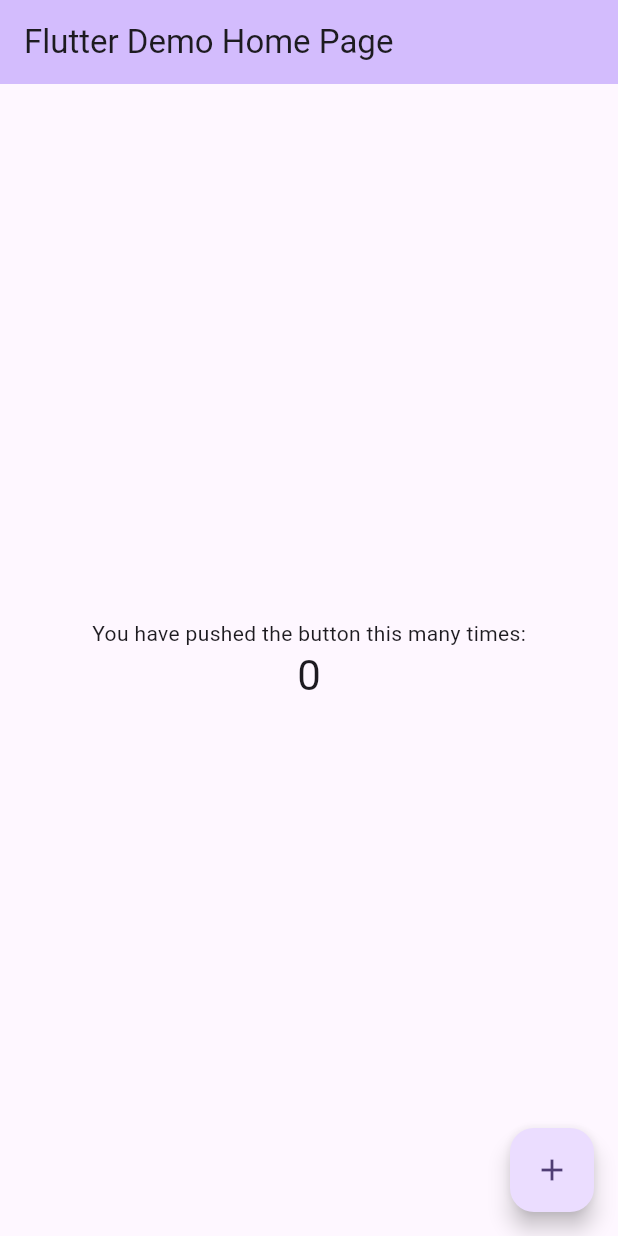
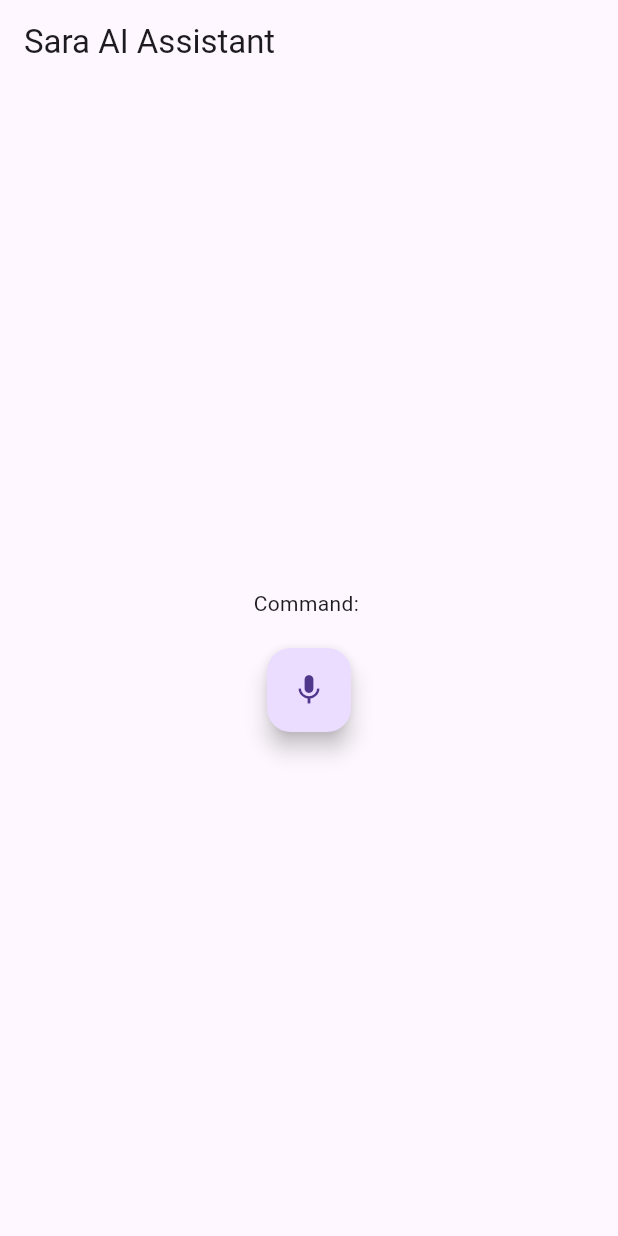
Before and after one commit to could-ai/019a2221-9f69-702d-90b9-93f204859c22, a Flutter app: the screen it shows after launch, on a phone screen of 412 x 824 dp. Run offline on Flutter 3.47's test engine with Material 3 defaults, Android fonts, the phone set to English and light mode, and no system bars; our stand-ins replace speech_to_text; missing offline and left inert: flashlight.

Commit message:
Adding speech_to_text and flashlight dependencies to pubspec.yaml to enable voice command recognition and flashlight control features in the Sara AI Assistant app. The speech_to_text package version 6.6.1 provides reliable speech recognition capabilities, while the flashlight package version 2.0.0 allows programmatic control of the device flashlight for voice-activated lighting commands. These additions are necessary for the core functionality of voice-controlled flashlight operations in the app.; Completely replacing the default Flutter demo app with the Sara AI Assistant implementation. This new main.dart creates a voice-controlled AI assistant that can recognize speech commands and control the device flashlight. The app initializes speech recognition, provides a microphone button to start/stop listening, displays recognized commands in real-time, and executes flashlight on/off commands when specific phrases are detected. The UI is centered around a simple interface with command display and voice control button, establishing the foundation for an expandable voice assistant with additional commands that can be added in the future.

```diff
--- a/usr/lib/main.dart
+++ b/usr/lib/main.dart
@@ -1,120 +1,77 @@
 import 'package:flutter/material.dart';
+import 'package:speech_to_text/speech_to_text.dart' as stt;
+import 'package:flashlight/flashlight.dart';
 
 void main() {
-  runApp(const MyApp());
+  runApp(SaraAIApp());
 }
 
-class MyApp extends StatelessWidget {
-  const MyApp({super.key});
-
-  // This widget is the root of your application.
+class SaraAIApp extends StatelessWidget {
   @override
   Widget build(BuildContext context) {
     return MaterialApp(
-      title: 'Flutter Demo',
-      debugShowCheckedModeBanner: false,
-      theme: ThemeData(
-        // This is the theme of your application.
-        //
-        // TRY THIS: Try running your application with "flutter run". You'll see
-        // the application has a purple toolbar. Then, without quitting the app,
-        // try changing the seedColor in the colorScheme below to Colors.green
-        // and then invoke "hot reload" (save your changes or press the "hot
-        // reload" button in a Flutter-supported IDE, or press "r" if you used
-        // the command line to start the app).
-        //
-        // Notice that the counter didn't reset back to zero; the application
-        // state is not lost during the reload. To reset the state, use hot
-        // restart instead.
-        //
-        // This works for code too, not just values: Most code changes can be
-        // tested with just a hot reload.
-        colorScheme: ColorScheme.fromSeed(seedColor: Colors.deepPurple),
-      ),
-      home: const MyHomePage(title: 'Flutter Demo Home Page'),
+      title: 'Sara AI Assistant',
+      home: SaraHome(),
     );
   }
 }
 
-class MyHomePage extends StatefulWidget {
-  const MyHomePage({super.key, required this.title});
+class SaraHome extends StatefulWidget {
+  @override
+  _SaraHomeState createState() => _SaraHomeState();
+}
 
-  // This widget is the home page of your application. It is stateful, meaning
-  // that it has a State object (defined below) that contains fields that affect
-  // how it looks.
-
-  // This class is the configuration for the state. It holds the values (in this
-  // case the title) provided by the parent (in this case the App widget) and
-  // used by the build method of the State. Fields in a Widget subclass are
-  // always marked "final".
-
-  final String title;
+class _SaraHomeState extends State<SaraHome> {
+  stt.SpeechToText _speech;
+  bool _isListening = false;
+  String _command = '';
 
   @override
-  State<MyHomePage> createState() => _MyHomePageState();
-}
+  void initState() {
+    super.initState();
+    _speech = stt.SpeechToText();
+  }
 
-class _MyHomePageState extends State<MyHomePage> {
-  int _counter = 0;
-
-  void _incrementCounter() {
-    setState(() {
-      // This call to setState tells the Flutter framework that something has
-      // changed in this State, which causes it to rerun the build method below
-      // so that the display can reflect the updated values. If we changed
-      // _counter without calling setState(), then the build method would not be
-      // called again, and so nothing would appear to happen.
-      _counter++;
-    });
+  void _listen() async {
+    if (!_isListening) {
+      bool available = await _speech.initialize();
+      if (available) {
+        setState(() => _isListening = true);
+        _speech.listen(onResult: (result) {
+          setState(() {
+            _command = result.recognizedWords.toLowerCase();
+            if (_command.contains('flashlight on')) {
+              Flashlight.lightOn();
+            } else if (_command.contains('flashlight off')) {
+              Flashlight.lightOff();
+            }
+            // More commands can be added here
+          });
+        });
+      }
+    } else {
+      setState(() => _isListening = false);
+      _speech.stop();
+    }
   }
 
   @override
   Widget build(BuildContext context) {
-    // This method is rerun every time setState is called, for instance as done
-    // by the _incrementCounter method above.
-    //
-    // The Flutter framework has been optimized to make rerunning build methods
-    // fast, so that you can just rebuild anything that needs updating rather
-    // than having to individually change instances of widgets.
     return Scaffold(
-      appBar: AppBar(
-        // TRY THIS: Try changing the color here to a specific color (to
-        // Colors.amber, perhaps?) and trigger a hot reload to see the AppBar
-        // change color while the other colors stay the same.
-        backgroundColor: Theme.of(context).colorScheme.inversePrimary,
-        // Here we take the value from the MyHomePage object that was created by
-        // the App.build method, and use it to set our appbar title.
-        title: Text(widget.title),
-      ),
+      appBar: AppBar(title: Text('Sara AI Assistant')),
       body: Center(
-        // Center is a layout widget. It takes a single child and positions it
-        // in the middle of the parent.
         child: Column(
-          // Column is also a layout widget. It takes a list of children and
-          // arranges them vertically. By default, it sizes itself to fit its
-          // children horizontally, and tries to be as tall as its parent.
-          //
-          // Column has various properties to control how it sizes itself and
-          // how it positions its children. Here we use mainAxisAlignment to
-          // center the children vertically; the main axis here is the vertical
-          // axis because Columns are vertical (the cross axis would be
-          // horizontal).
-          //
-          // TRY THIS: Invoke "debug painting" (choose the "Toggle Debug Paint"
-          // action in the IDE, or press "p" in the console), to see the
-          // wireframe for each widget.
           mainAxisAlignment: MainAxisAlignment.center,
-          children: <Widget>[
-            const Text('You have pushed the button this many times:'),
-            Text('$_counter', style: Theme.of(context).textTheme.headlineMedium),
+          children: [
+            Text('Command: $_command'),
+            SizedBox(height: 20),
+            FloatingActionButton(
+              onPressed: _listen,
+              child: Icon(_isListening ? Icons.mic_off : Icons.mic),
+            ),
           ],
         ),
       ),
-      floatingActionButton: FloatingActionButton(
-        onPressed: _incrementCounter,
-        tooltip: 'Increment',
-        child: const Icon(Icons.add),
-      ), // This trailing comma makes auto-formatting nicer for build methods.
     );
   }
 }
```
Also changed, not shown: usr/pubspec.yaml (+7 -1 lines).
